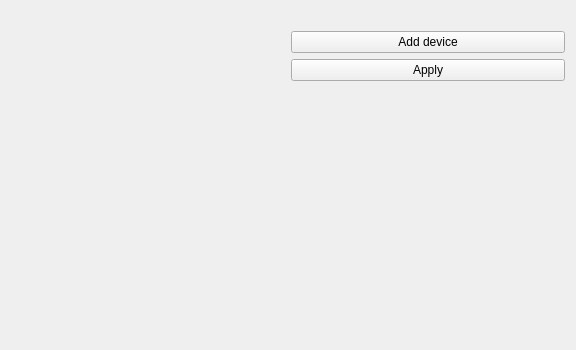
Above: src/view/core/SystemSettings/SystemSettingsWidget.ui from nevaeh82/arm_r before the change. Below: the same form after it.
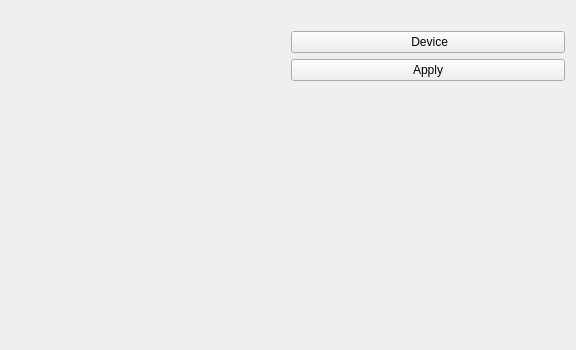
That is the form after the change. Icons and pictures are not drawn.

```diff
--- a/src/view/core/SystemSettings/SystemSettingsWidget.ui
+++ b/src/view/core/SystemSettings/SystemSettingsWidget.ui
@@ -27,7 +27,11 @@
    <item row="1" column="1">
     <widget class="QPushButton" name="pbAddDev">
      <property name="text">
-      <string>Add device</string>
+      <string> Device</string>
+     </property>
+     <property name="icon">
+      <iconset resource="../../app/rc.qrc">
+       <normaloff>:/images/ActionsListAdd.png</normaloff>:/images/ActionsListAdd.png</iconset>
      </property>
     </widget>
    </item>
```
Left out of the diff: 4 changed lines with no effect on the pictures.
